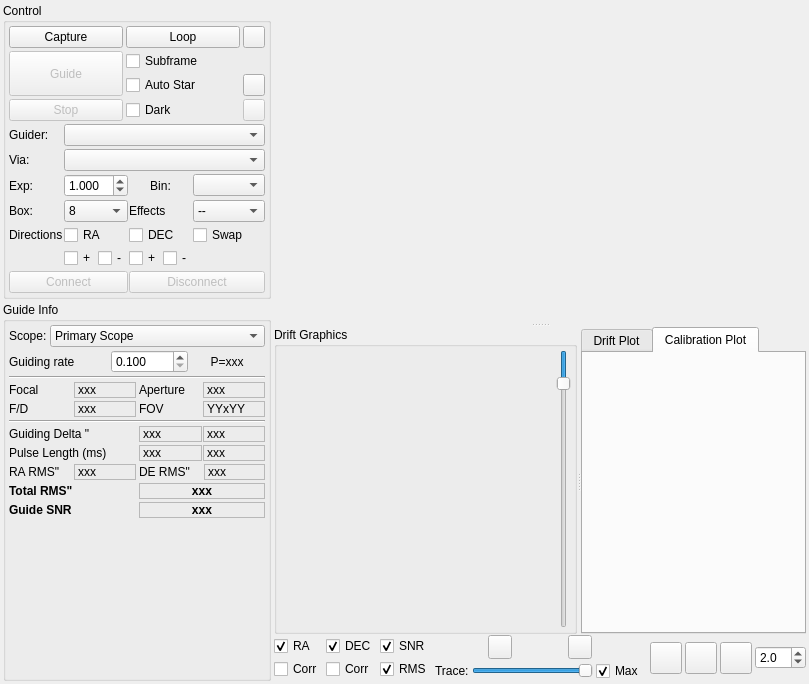
KDE/kstars, file kstars/ekos/guide/guide.ui: the form before one commit.
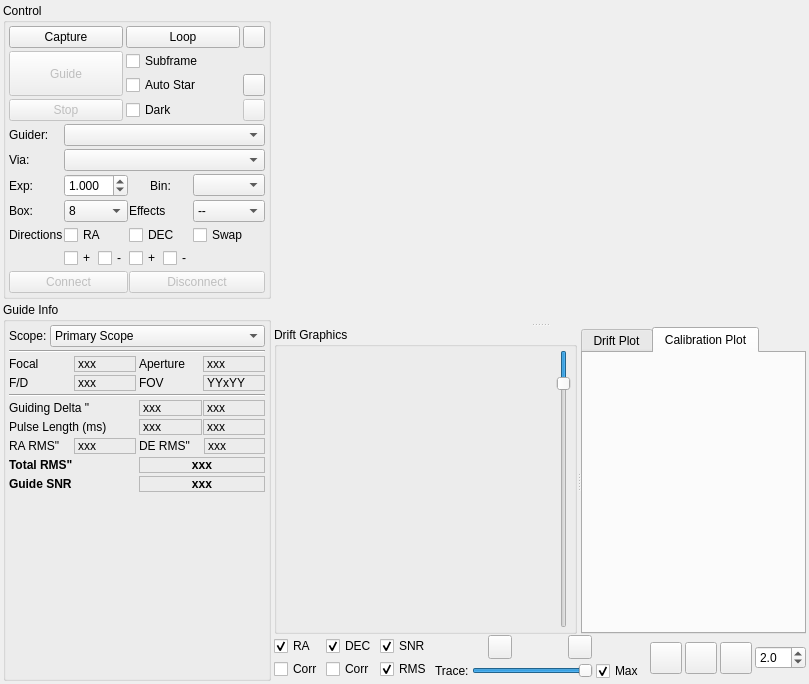
The form after the commit. Icons and pictures are not drawn. Custom widgets are drawn as their Qt base class.

```diff
--- a/kstars/ekos/guide/guide.ui
+++ b/kstars/ekos/guide/guide.ui
@@ -541,87 +541,6 @@
           </item>
          </layout>
         </item>
-        <item>
-         <layout class="QHBoxLayout" name="horizontalLayout_5">
-          <property name="spacing">
-           <number>1</number>
-          </property>
-          <item>
-           <widget class="QLabel" name="l_3">
-            <property name="toolTip">
-             <string/>
-            </property>
-            <property name="text">
-             <string>Guiding rate</string>
-            </property>
-           </widget>
-          </item>
-          <item>
-           <widget class="QPushButton" name="showGuideRateToolTipB">
-            <property name="enabled">
-             <bool>true</bool>
-            </property>
-            <property name="maximumSize">
-             <size>
-              <width>24</width>
-              <height>24</height>
-             </size>
-            </property>
-            <property name="toolTip">
-             <string>Mount guiding rate. Find out the guiding rate used by your mount and update the value here to get the &lt;b&gt;recommended&lt;/b&gt; value of proportional gain suitable for your mount. Setting this value &lt;b&gt;does not&lt;/b&gt; change your mount guiding rate.</string>
-            </property>
-            <property name="text">
-             <string/>
-            </property>
-            <property name="icon">
-             <iconset theme="help-about">
-              <normaloff>.</normaloff>.</iconset>
-            </property>
-            <property name="iconSize">
-             <size>
-              <width>24</width>
-              <height>24</height>
-             </size>
-            </property>
-            <property name="flat">
-             <bool>true</bool>
-            </property>
-           </widget>
-          </item>
-          <item>
-           <widget class="QDoubleSpinBox" name="spinBox_GuideRate">
-            <property name="toolTip">
-             <string>Mount guiding rate (x15&quot;/sec)</string>
-            </property>
-            <property name="decimals">
-             <number>3</number>
-            </property>
-            <property name="minimum">
-             <double>0.100000000000000</double>
-            </property>
-            <property name="maximum">
-             <double>2.000000000000000</double>
-            </property>
-            <property name="singleStep">
-             <double>0.100000000000000</double>
-            </property>
-           </widget>
-          </item>
-          <item>
-           <widget class="QLabel" name="l_RecommendedGain">
-            <property name="toolTip">
-             <string>&lt;b&gt;Recommended&lt;/b&gt; proportional rate given the selected guiding rate.</string>
-            </property>
-            <property name="text">
-             <string notr="true">P=xxx</string>
-            </property>
-            <property name="alignment">
-             <set>Qt::AlignCenter</set>
-            </property>
-           </widget>
-          </item>
-         </layout>
-        </item>
         <item>
          <widget class="Line" name="line_3">
           <property name="orientation">
```
Left out of the diff: 1 changed line with no effect on the pictures.
